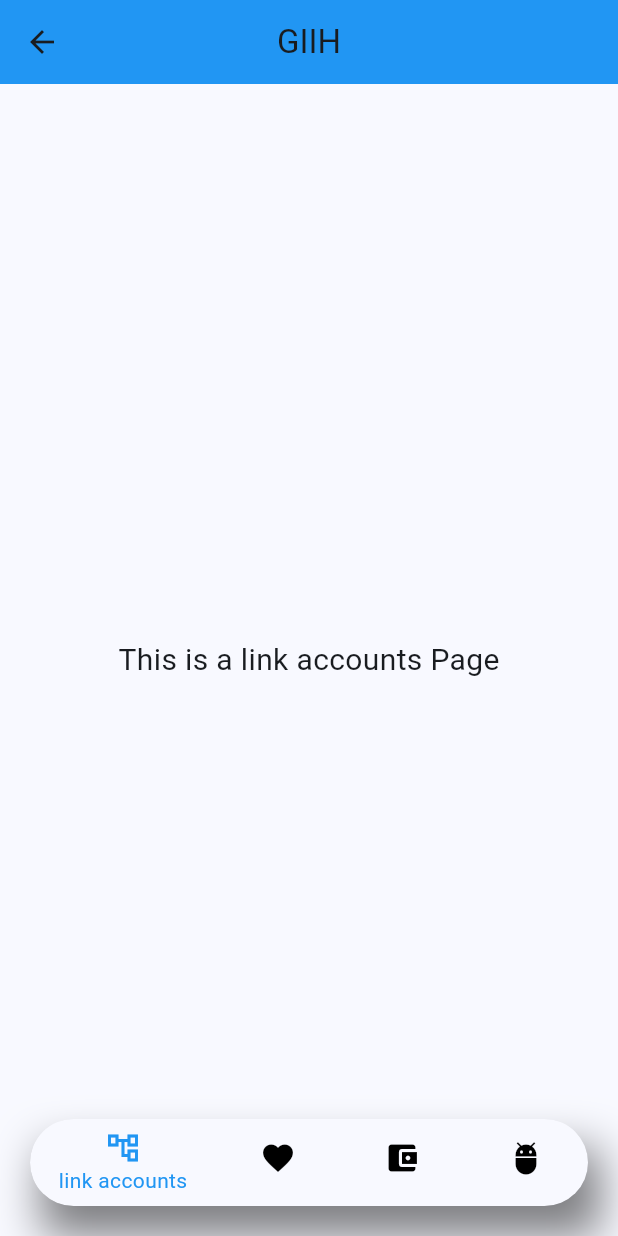
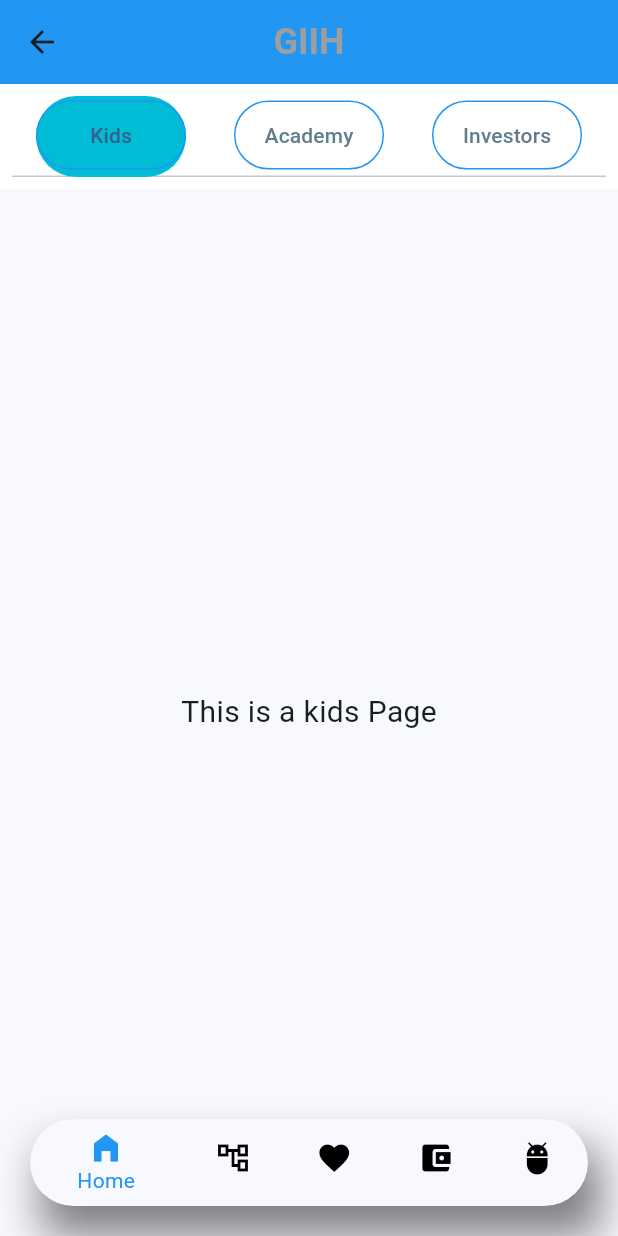
Before and after one commit to Ndanji3/G, a Flutter app: the MyBottomNavBar screen opened directly, on a phone screen of 412 x 824 dp. Run offline on Flutter 3.47's test engine with Material 3 defaults, Android fonts, the phone set to English and light mode, and no system bars; our stand-ins replace get; missing offline and left inert: animated_switch; statements that could not run were skipped.

Commit message:
encupsulated the appbar and the bottom nav on the home page

```diff
--- a/lib/Home.dart
+++ b/lib/Home.dart
@@ -30,7 +30,7 @@ class MyApp extends StatelessWidget {
       theme: ThemeData(
         primarySwatch: Colors.grey,
       ),
-      home: MyBottomNavBar(),
+      home: MyHomePage(),
     );
   }
 }
@@ -46,11 +46,7 @@ class _MyHomePageState extends State<MyHomePage> {
 
   Widget build(BuildContext context) {
     return Scaffold(
-        appBar: AppBar(
-          backgroundColor: Colors.blue,
-          elevation: 1,
-          title: Text("GIIH", style: TextStyle(fontSize: 24, fontWeight: FontWeight.w600, color: Colors.grey),),
-        ),
+
         body:DefaultTabController(
           length: 7,
           child: Column(
@@ -66,7 +62,7 @@ class _MyHomePageState extends State<MyHomePage> {
                     indicatorSize: TabBarIndicatorSize.label,
                     indicator: BoxDecoration(
                         borderRadius: BorderRadius.circular(50),
-                        color: Colors.greenAccent
+                        color: Colors.cyan
                     ),
                     tabs: [
                       Tab(
--- a/lib/bottom_nav_bar.dart
+++ b/lib/bottom_nav_bar.dart
@@ -3,6 +3,7 @@ import 'chat_bot.dart';
 import 'general.dart';
 import 'interest.dart';
 import 'link_accounts.dart';
+import 'Home.dart';
 import 'Kids.dart';
 
 class MyBottomNavBar extends StatefulWidget {
@@ -15,6 +16,8 @@ class MyBottomNavBar extends StatefulWidget {
 class _MyButtomNavBarState extends State<MyBottomNavBar> {
   int myCurrentIndex = 0;
   List pages = const [
+
+    MyHomePage(),
     Accounts(),
     Interest(),
     general(),
@@ -28,7 +31,7 @@ class _MyButtomNavBarState extends State<MyBottomNavBar> {
 
       appBar: AppBar(
         centerTitle: true,
-        title: const Text("GIIH"),
+        title: const Text("GIIH", style: TextStyle(fontSize: 24, fontWeight: FontWeight.w600, color: Colors.grey),),
        backgroundColor: Colors.blue,
       ),
 
@@ -54,7 +57,10 @@ class _MyButtomNavBarState extends State<MyBottomNavBar> {
                 });
               },
               items: const [
-                BottomNavigationBarItem(icon: Icon(Icons.account_tree_outlined), label: "link accounts"),
+                BottomNavigationBarItem(
+                    icon: Icon(Icons.home_filled), label: "Home"),
+                BottomNavigationBarItem(
+                    icon: Icon(Icons.account_tree_outlined), label: "link accounts"),
                 BottomNavigationBarItem(
                     icon: Icon(Icons.favorite), label: "area of interest"),
                 BottomNavigationBarItem(
```
Also changed, not shown: lib/chat_bot.dart (+7 -51 lines).
